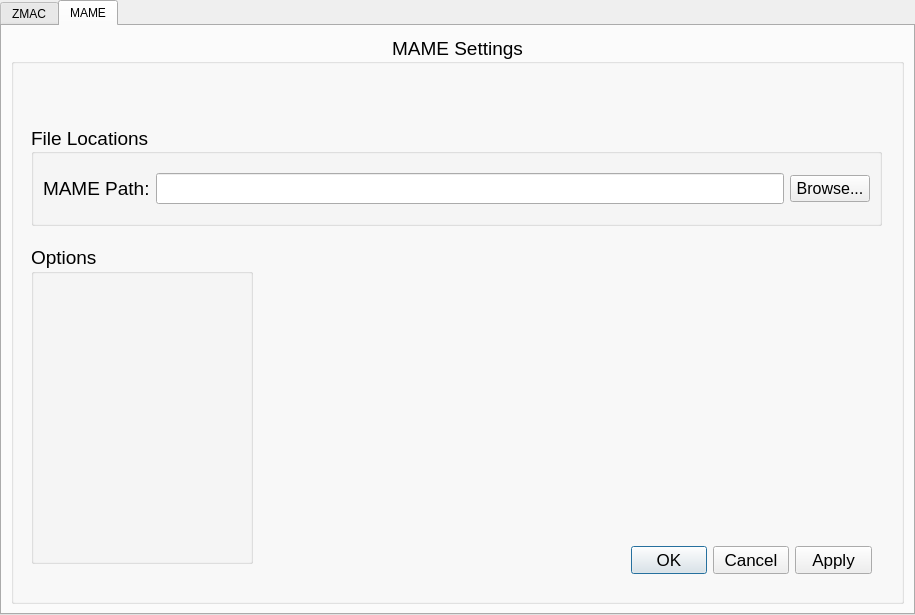
Old version of the form ui/BAPD_Settings_GUI.ui in the repository tinymouse42/BAPD.
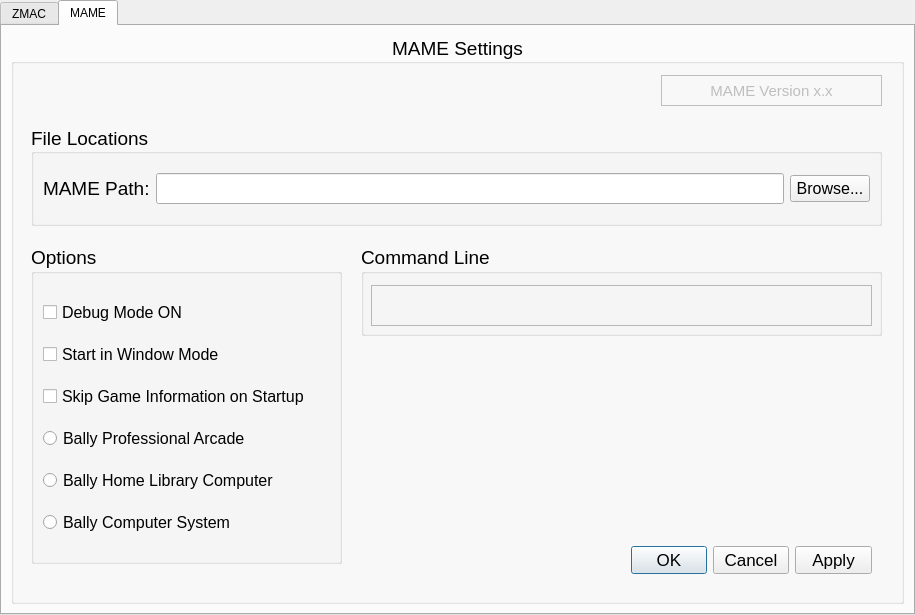
New version of the form. The open tabs and pages were chosen to show the change.

Commit message: I have updated the settings GUI file for the relevant options for both the ZMAC and MAME tabs. I added a command line box to each which will display the command line including options that will execute. Added a version label to MAME. I hope to add an automatic version update based on the MAME version command. 5/23/2024

Patch:
```diff
--- a/ui/BAPD_Settings_GUI.ui
+++ b/ui/BAPD_Settings_GUI.ui
@@ -257,20 +257,6 @@
          <property name="flat">
           <bool>false</bool>
          </property>
-         <widget class="QGroupBox" name="mameOptionsGroupBox">
-          <property name="geometry">
-           <rect>
-            <x>20</x>
-            <y>210</y>
-            <width>222</width>
-            <height>319</height>
-           </rect>
-          </property>
-          <property name="title">
-           <string>Options</string>
-          </property>
-          <layout class="QGridLayout" name="gridLayout_4"/>
-         </widget>
          <widget class="QGroupBox" name="mameFilePathLayout">
           <property name="geometry">
            <rect>
@@ -339,6 +325,185 @@
            <bool>true</bool>
           </property>
          </widget>
+         <widget class="QGroupBox" name="mameCommandLineGroupBox">
+          <property name="geometry">
+           <rect>
+            <x>350</x>
+            <y>210</y>
+            <width>521</width>
+            <height>91</height>
+           </rect>
+          </property>
+          <property name="title">
+           <string>Command Line</string>
+          </property>
+          <widget class="QWidget" name="layoutWidget_2">
+           <property name="geometry">
+            <rect>
+             <x>10</x>
+             <y>40</y>
+             <width>501</width>
+             <height>41</height>
+            </rect>
+           </property>
+           <layout class="QHBoxLayout" name="mameCommandLineHorzBoxLayout">
+            <item>
+             <widget class="QLabel" name="mameCommandLineDisplayLabel">
+              <property name="font">
+               <font>
+                <pointsize>12</pointsize>
+               </font>
+              </property>
+              <property name="frameShape">
+               <enum>QFrame::Shape::StyledPanel</enum>
+              </property>
+              <property name="text">
+               <string/>
+              </property>
+             </widget>
+            </item>
+           </layout>
+          </widget>
+         </widget>
+         <widget class="QGroupBox" name="mameOptionsGroupBox">
+          <property name="geometry">
+           <rect>
+            <x>20</x>
+            <y>210</y>
+            <width>311</width>
+            <height>319</height>
+           </rect>
+          </property>
+          <property name="title">
+           <string>Options</string>
+          </property>
+          <layout class="QGridLayout" name="gridLayout_4">
+           <item row="0" column="0">
+            <layout class="QVBoxLayout" name="mameOptionsVerticalLayout">
+             <property name="spacing">
+              <number>17</number>
+             </property>
+             <item>
+              <widget class="QCheckBox" name="debugModeOn">
+               <property name="font">
+                <font>
+                 <pointsize>12</pointsize>
+                </font>
+               </property>
+               <property name="text">
+                <string>Debug Mode ON</string>
+               </property>
+              </widget>
+             </item>
+             <item>
+              <widget class="QCheckBox" name="windowModeOn">
+               <property name="font">
+                <font>
+                 <pointsize>12</pointsize>
+                </font>
+               </property>
+               <property name="text">
+                <string>Start in Window Mode</string>
+               </property>
+              </widget>
+             </item>
+             <item>
+              <widget class="QCheckBox" name="skipGameInfo">
+               <property name="font">
+                <font>
+                 <pointsize>12</pointsize>
+                </font>
+               </property>
+               <property name="text">
+                <string>Skip Game Information on Startup</string>
+               </property>
+              </widget>
+             </item>
+             <item>
+              <widget class="QRadioButton" name="ballyProArcade">
+               <property name="font">
+                <font>
+                 <pointsize>12</pointsize>
+                </font>
+               </property>
+               <property name="text">
+                <string>Bally Professional Arcade</string>
+               </property>
+               <attribute name="buttonGroup">
+                <string notr="true">buttonGroup</string>
+               </attribute>
+              </widget>
+             </item>
+             <item>
+              <widget class="QRadioButton" name="ballyHomeLibraryComputer">
+               <property name="font">
+                <font>
+                 <pointsize>12</pointsize>
+                </font>
+               </property>
+               <property name="text">
+                <string>Bally Home Library Computer</string>
+               </property>
+               <attribute name="buttonGroup">
+                <string notr="true">buttonGroup</string>
+               </attribute>
+              </widget>
+             </item>
+             <item>
+              <widget class="QRadioButton" name="ballyComputerSystem">
+               <property name="font">
+                <font>
+                 <pointsize>12</pointsize>
+                </font>
+               </property>
+               <property name="text">
+                <string>Bally Computer System</string>
+               </property>
+               <attribute name="buttonGroup">
+                <string notr="true">buttonGroup</string>
+               </attribute>
+              </widget>
+             </item>
+            </layout>
+           </item>
+          </layout>
+         </widget>
+         <widget class="QLabel" name="mameVersionLabel">
+          <property name="enabled">
+           <bool>false</bool>
+          </property>
+          <property name="geometry">
+           <rect>
+            <x>650</x>
+            <y>40</y>
+            <width>221</width>
+            <height>31</height>
+           </rect>
+          </property>
+          <property name="sizePolicy">
+           <sizepolicy hsizetype="Preferred" vsizetype="Preferred">
+            <horstretch>0</horstretch>
+            <verstretch>0</verstretch>
+           </sizepolicy>
+          </property>
+          <property name="font">
+           <font>
+            <pointsize>11</pointsize>
+           </font>
+          </property>
+          <property name="frameShape">
+           <enum>QFrame::Shape::Box</enum>
+          </property>
+          <property name="text">
+           <string>MAME Version x.x</string>
+          </property>
+          <property name="scaledContents">
+           <bool>false</bool>
+          </property>
+          <property name="alignment">
+           <set>Qt::AlignmentFlag::AlignCenter</set>
+          </property>
+         </widget>
         </widget>
        </item>
       </layout>
```
Left out of the diff: 103 changed lines with no effect on the pictures. The commit also changes 5 other files.
